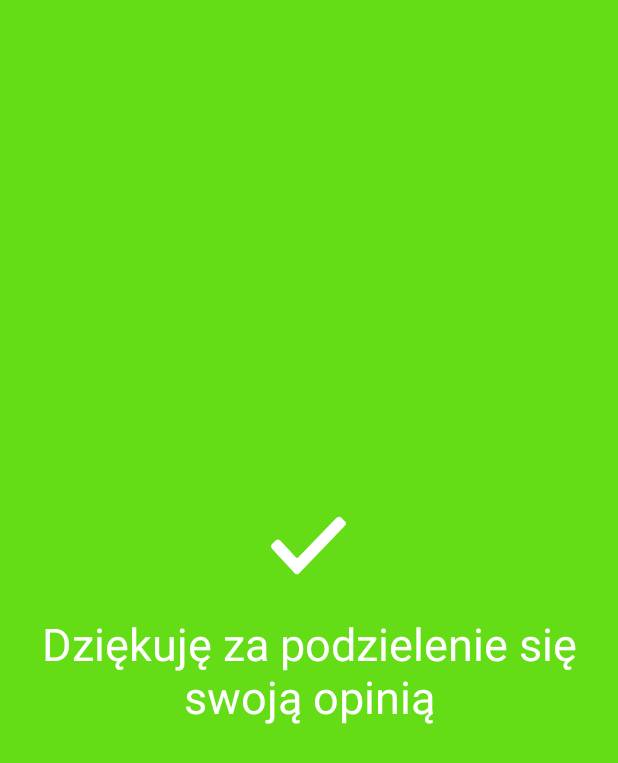
After one commit to HelenaKot/pohejtuj.se, an Android app: the OkActivity screen opened directly, with no data from a screen before it, on a phone screen of 412 x 824 dp. The commit adds this screen. Shown: the top 763 px of the screen. Run offline under Robolectric (Android 15) with nearby library versions, the phone set to English and light mode, and no system bars.

Commit message:
added final screen

```diff
--- a/app/build.gradle
+++ b/app/build.gradle
@@ -25,9 +25,9 @@ dependencies {
     compile group: 'com.google.code.gson', name: 'gson', version: '2.7'
 
 
-    compile 'com.android.support:appcompat-v7:26.0.0'
 
 
+    compile 'com.android.support:appcompat-v7:26.0.0'
     testCompile 'junit:junit:4.12'
     compile 'com.android.support:appcompat-v7:26.0.0'
     compile 'com.android.support:design:26.0.0'
--- a/app/src/main/AndroidManifest.xml
+++ b/app/src/main/AndroidManifest.xml
@@ -31,7 +31,10 @@
         <activity
             android:name=".SendActivity"
             android:label="@string/title_activity_send"
-            android:theme="@style/AppTheme.NoActionBar"></activity>
+            android:theme="@style/AppTheme.NoActionBar" />
+        <activity
+            android:name=".api.OkActivity"
+            android:theme="@style/AppTheme.NoActionBar" />
     </application>
 
 </manifest>
--- a/app/src/main/java/com/fancytank/kit/pohejtujse/MainActivity.java
+++ b/app/src/main/java/com/fancytank/kit/pohejtujse/MainActivity.java
@@ -21,7 +21,6 @@ import com.fancytank.kit.pohejtujse.holder.CameraViewHolder;
 import com.fancytank.kit.pohejtujse.holder.LocaleViewHolder;
 import com.fancytank.kit.pohejtujse.holder.TextViewHolder;
 
-import java.io.Serializable;
 import java.util.List;
 
 import static com.mindorks.paracamera.Camera.REQUEST_TAKE_PHOTO;
--- /dev/null
+++ b/app/src/main/java/com/fancytank/kit/pohejtujse/api/OkActivity.java
@@ -0,0 +1,24 @@
+package com.fancytank.kit.pohejtujse.api;
+
+import android.support.v7.app.AppCompatActivity;
+import android.os.Bundle;
+import android.view.View;
+
+import com.fancytank.kit.pohejtujse.R;
+
+public class OkActivity extends AppCompatActivity {
+
+    @Override
+    protected void onCreate(Bundle savedInstanceState) {
+        super.onCreate(savedInstanceState);
+        setContentView(R.layout.activity_ok);
+        findViewById(R.id.container).setOnClickListener(new View.OnClickListener() {
+            @Override
+            public void onClick(View view) {
+                onBackPressed();
+            }
+        });
+    }
+
+
+}
--- /dev/null
+++ b/app/src/main/res/drawable/ic_checked.xml
@@ -0,0 +1,9 @@
+<vector xmlns:android="http://schemas.android.com/apk/res/android"
+    android:width="50dp"
+    android:height="50dp"
+    android:viewportHeight="26.0"
+    android:viewportWidth="26.0">
+    <path
+        android:fillColor="#FFFFFF"
+        android:pathData="m0.3,14c-0.2,-0.2 -0.3,-0.5 -0.3,-0.7s0.1,-0.5 0.3,-0.7l1.4,-1.4c0.4,-0.4 1,-0.4 1.4,0l0.1,0.1 5.5,5.9c0.2,0.2 0.5,0.2 0.7,0l13.4,-13.9h0.1v-0c0.4,-0.4 1,-0.4 1.4,0l1.4,1.4c0.4,0.4 0.4,1 0,1.4l0,0 -16,16.6c-0.2,0.2 -0.4,0.3 -0.7,0.3 -0.3,0 -0.5,-0.1 -0.7,-0.3l-7.8,-8.4 -0.2,-0.3z" />
+</vector>
--- /dev/null
+++ b/app/src/main/res/layout/activity_ok.xml
@@ -0,0 +1,22 @@
+<?xml version="1.0" encoding="utf-8"?>
+<LinearLayout xmlns:android="http://schemas.android.com/apk/res/android"
+    xmlns:tools="http://schemas.android.com/tools"
+    android:layout_width="match_parent"
+    android:layout_height="match_parent"
+    android:id="@+id/container"
+    android:background="@color/green_base"
+    android:gravity="center"
+    tools:context="com.fancytank.kit.pohejtujse.api.OkActivity">
+
+    <TextView
+        android:drawableTop="@drawable/ic_checked"
+        android:layout_width="wrap_content"
+        android:layout_height="wrap_content"
+        android:drawablePadding="20dp"
+        android:layout_margin="@dimen/activity_horizontal_margin"
+        android:gravity="center"
+        android:text="@string/ok_text"
+        android:textColor="@color/white"
+        android:textSize="30sp" />
+
+</LinearLayout>
--- a/app/src/main/res/layout/component_localization.xml
+++ b/app/src/main/res/layout/component_localization.xml
@@ -8,6 +8,7 @@
     android:clickable="true"
     android:gravity="center"
     android:orientation="horizontal"
+    android:padding="@dimen/activity_vertical_margin"
     tools:showIn="@layout/content_main">
 
     <ImageView
--- a/app/src/main/res/layout/component_text.xml
+++ b/app/src/main/res/layout/component_text.xml
@@ -21,7 +21,7 @@
         android:id="@+id/tv_text"
         android:layout_width="0dp"
         android:layout_height="match_parent"
-        android:hint="Boy, do I hate this place..."
+        android:hint="@string/hint_hate"
         android:layout_weight="1"
         android:gravity="top"
         android:background="@color/yellow_lighter"
--- a/app/src/main/res/layout/content_main.xml
+++ b/app/src/main/res/layout/content_main.xml
@@ -13,8 +13,7 @@
 
     <android.support.v7.widget.CardView
         android:layout_width="match_parent"
-        android:layout_height="0dp"
-        android:layout_weight="3">
+        android:layout_height="wrap_content">
 
         <include layout="@layout/component_localization" />
 
--- a/app/src/main/res/values/strings.xml
+++ b/app/src/main/res/values/strings.xml
@@ -3,4 +3,6 @@
     <string name="action_settings">Settings</string>
     <string name="locale_string">x = %1$s \n y= %2$s</string>
     <string name="title_activity_send">SendActivity</string>
+    <string name="ok_text">Dziękuję za podzielenie się swoją opinią</string>
+    <string name="hint_hate">Ale nie cierpię tego miejsca...</string>
 </resources>
```
Also changed, not shown: app/src/main/java/com/fancytank/kit/pohejtujse/SendActivity.java (+26 -0 lines).
